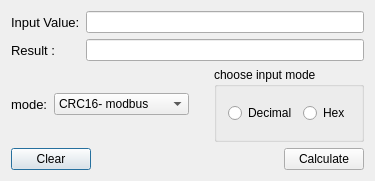
Before: the Qt Designer form dialog.ui in mohsennaz/QT_Checksum_Checker, drawn with Qt 5.
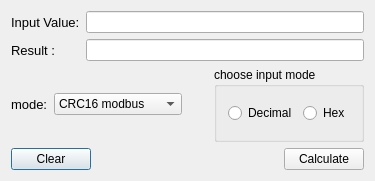
After: the same form once the commit is applied.

Commit message: added choose functionality of the CRC modbus or CRC CAN BUS.

```diff
--- a/dialog.ui
+++ b/dialog.ui
@@ -73,12 +73,12 @@
        </property>
        <item>
         <property name="text">
-         <string>CRC16- modbus</string>
+         <string>CRC16 modbus</string>
         </property>
        </item>
        <item>
         <property name="text">
-         <string>CRC16 - CAN BUS</string>
+         <string>CRC16 CAN BUS</string>
         </property>
        </item>
        <item>
```
The commit also changes 1 other file.
